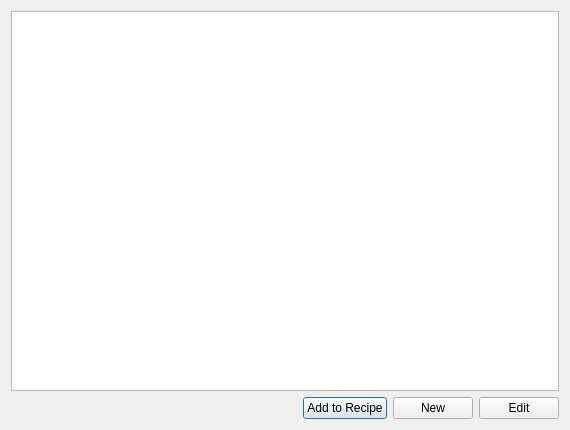
Brewtarget/brewtarget, file fermentableDialog.ui: the form before one commit.
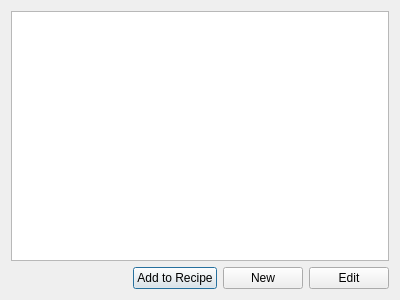
The form after the commit. Custom widgets are drawn as their Qt base class.

Commit message: Preparing for 1.0a release.

The edit to the form file:
```diff
--- a/fermentableDialog.ui
+++ b/fermentableDialog.ui
@@ -5,8 +5,8 @@
    <rect>
     <x>0</x>
     <y>0</y>
-    <width>570</width>
-    <height>430</height>
+    <width>400</width>
+    <height>300</height>
    </rect>
   </property>
   <property name="windowTitle" >
```
The commit also changes 2 other files.
